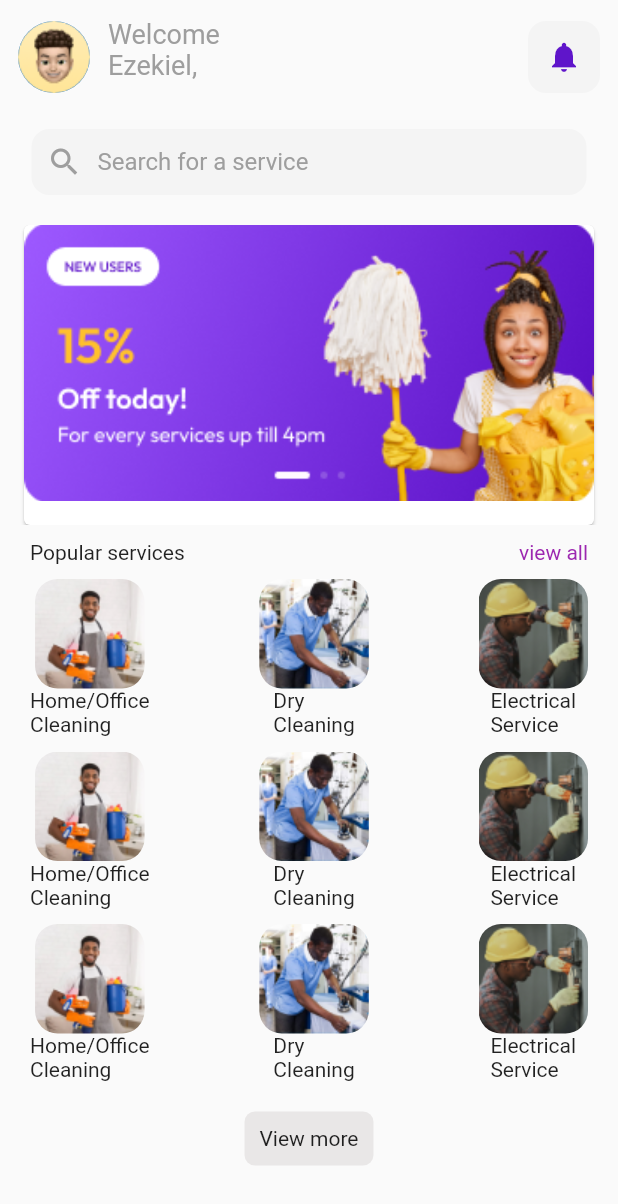
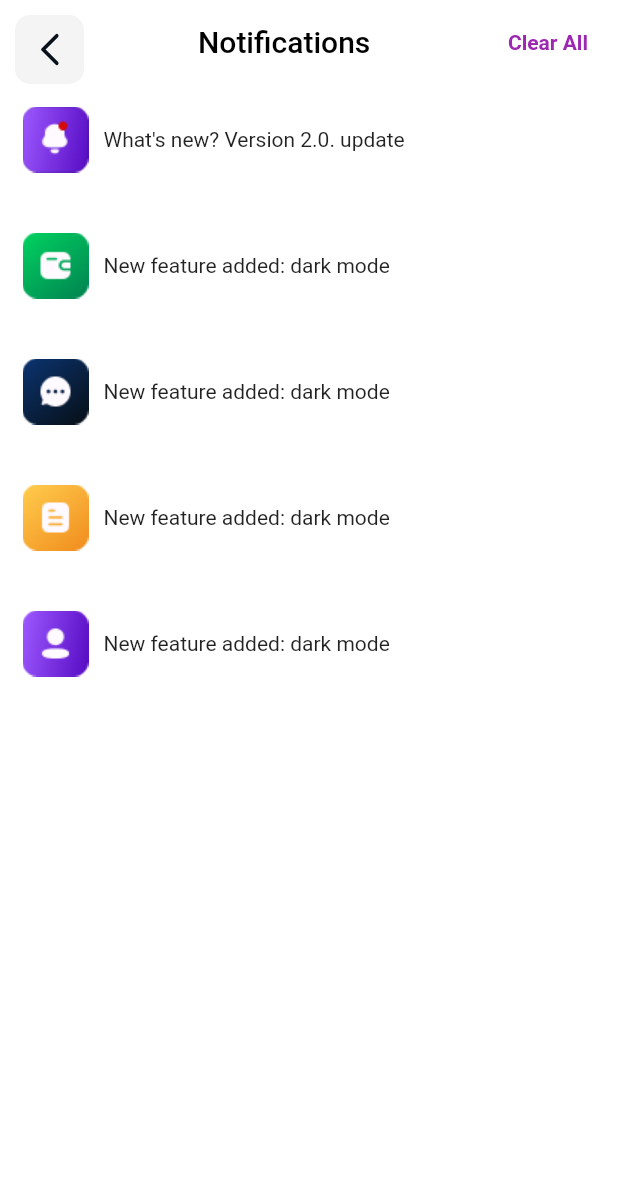
Before and after one commit to iyamujoshua/new_ondemand, a Flutter app: the homescreen screen opened directly, after a tap on the "notifications" icon, on a phone screen of 412 x 824 dp. Shown: the top 1204 px of the screen. Run offline on Flutter 3.47's test engine with Material 2 defaults, Android fonts, the light colour scheme and no system bars; our stand-ins replace flutter_svg, font_awesome_flutter, intl_phone_field, pinput, smooth_page_indicator; missing offline and left inert: custom_signin_buttons.

Commit message:
notification

```diff
--- a/lib/main.dart
+++ b/lib/main.dart
@@ -8,6 +8,7 @@ import 'package:ondemand/screens/booking/Tabs/upcoming/cancelbooking.dart';
 import 'package:ondemand/screens/booking/Tabs/upcoming/viewdetail.dart';
 import 'package:ondemand/screens/bottom_navigation.dart';
 import 'package:ondemand/screens/chat/chat.dart';
+import 'package:ondemand/screens/homepage/notification.dart';
 import 'package:ondemand/screens/homepage/view.dart';
 import 'package:ondemand/screens/homepage/view_all.dart';
 import 'package:ondemand/screens/profile/profile.dart';
@@ -42,6 +43,8 @@ class MyApp extends StatelessWidget {
           '/ViewDetails': (context) => const ViewDetails(),
           '/CancelBooking': (context) => const CancelBooking(),
           '/chatapp': (context) => const chatapp(),
+          '/chatapp': (context) => const chatapp(),
+          '/noti': (context) => const noti(),
 
           // CancelBooking
           // ViewDetails
--- a/lib/screens/homepage/homescreen.dart
+++ b/lib/screens/homepage/homescreen.dart
@@ -69,8 +69,8 @@ class _homescreenState extends State<homescreen> {
                   ),
                   GestureDetector(
                     onTap: () {
-                      // Navigator.pushNamed(context, 'notificationScreen');
-                      print("noti");
+                      Navigator.pushNamed(context, '/noti');
+                      // print("noti");
                     },
                     child: Container(
                       decoration: BoxDecoration(
--- /dev/null
+++ b/lib/screens/homepage/notification.dart
@@ -0,0 +1,216 @@
+import 'package:flutter/material.dart';
+import 'package:flutter_svg/svg.dart';
+import 'package:ondemand/screens/homepage/homescreen.dart';
+
+class noti extends StatefulWidget {
+  const noti({super.key});
+
+  @override
+  State<noti> createState() => _notiState();
+}
+
+class _notiState extends State<noti> {
+  @override
+  Widget build(BuildContext context) {
+    return Scaffold(
+//      backgroundColor: Colors.white,
+// appBar: AppBar(
+//   elevation: 0,
+//   backgroundColor: Colors.white,
+//   leading: Padding(
+//     padding: const EdgeInsets.fromLTRB(10, 10, 0, 0),
+//     child: GestureDetector(
+//       onTap: () {
+//         Navigator.of(context).pop();
+//       },
+//       child: Container(
+//         width: 20,
+//         height: 10,
+//         decoration: BoxDecoration(
+//             color: Color(0xffF4F4F4),
+//             borderRadius: BorderRadius.circular(10)),
+//         child: Padding(
+//           padding: const EdgeInsets.all(12.0),
+//           child: SvgPicture.asset(
+//             "asset/arrrow.svg",
+//             width: 5,
+//             height: 5,
+//           ),
+//         ),
+//       ),
+//     ),
+//   ),
+//   title: Padding(
+//     padding: const EdgeInsets.only(left: 60),
+//     child: Row(
+//       children: [
+//         Text(
+//           "Notifications",
+//           style: TextStyle(color: Colors.black),
+//         ),
+//         SizedBox(width: 10),
+//         Container(
+//          padding: const EdgeInsets.only(left: 60),
+//           decoration: BoxDecoration(
+//             // color: Colors.red,
+//             borderRadius: BorderRadius.circular(20),
+//           ),
+//           child: Text(
+//             "Clear all",
+//             style: TextStyle(color: Colors.purple,
+//             ),
+//           ),
+//         ),
+//       ],
+//     ),
+//   ),
+// ),
+
+      backgroundColor: Colors.white,
+      appBar: AppBar(
+        elevation: 0,
+        backgroundColor: Colors.white,
+        leading: Padding(
+          padding: const EdgeInsets.fromLTRB(10, 10, 0, 0),
+          child: GestureDetector(
+            onTap: () {
+              Navigator.of(context).pop();
+            },
+            child: Container(
+              width: 20,
+              height: 10,
+              decoration: BoxDecoration(
+                  color: Color(0xffF4F4F4),
+                  borderRadius: BorderRadius.circular(10)),
+              child: Padding(
+                padding: const EdgeInsets.all(12.0),
+                child: SvgPicture.asset(
+                  "asset/arrrow.svg",
+                  width: 5,
+                  height: 5,
+                ),
+              ),
+            ),
+          ),
+        ),
+        title: Padding(
+          padding: const EdgeInsets.only(left: 60),
+          child: Row(
+            children: [
+              Text(
+                "Notifications",
+                style: TextStyle(color: Colors.black),
+              ),
+              SizedBox(width: 10),
+              // Container(
+              //   padding: EdgeInsets.symmetric(horizontal: 10, vertical: 2),
+              //   decoration: BoxDecoration(
+              //     color: Colors.grey[300],
+              //     borderRadius: BorderRadius.circular(20),
+              //   ),
+              //   child: Text(
+              //     "New",
+              //     style: TextStyle(color: Colors.black),
+              //   ),
+              // ),
+            ],
+          ),
+        ),
+        actions: [
+          GestureDetector(
+            onTap: () {
+              print("object");
+              // Handle "Clear All" button click here
+            },
+            child: Padding(
+              padding: const EdgeInsets.only(right: 20, top: 20),
+              child: Text(
+                "Clear All",
+                style: TextStyle(
+                  color: Colors.purple,
+                  fontWeight: FontWeight.bold,
+                ),
+              ),
+
+            ),
+          ),
+        ],
+      ),
+      body:Container(
+  child: Column(
+    children: [
+      Padding(
+        padding: const EdgeInsets.all(15),
+        child: Row(
+          children: [
+            Image.asset("asset/notif.png"),
+            Padding(
+              padding: const EdgeInsets.only(left:10),
+              child: Text("What's new? Version 2.0. update"),
+            ),
+          ],
+        ),
+      ),
+      SizedBox(height: 10),
+      Padding(
+        padding: const EdgeInsets.all(15),
+        child: Row(
+          children: [
+            Image.asset("asset/payment.png"),
+            Padding(
+              padding: const EdgeInsets.only(left:10),
+              child: Text("New feature added: dark mode"),
+            ),
+          ],
+        ),
+      ),
+
+      SizedBox(height: 10),
+      Padding(
+        padding: const EdgeInsets.all(15),
+        child: Row(
+          children: [
+            Image.asset("asset/message.png"),
+            Padding(
+              padding: const EdgeInsets.only(left:10),
+              child: Text("New feature added: dark mode"),
+            ),
+          ],
+        ),
+      ),
+
+      SizedBox(height: 10),
+      Padding(
+        padding: const EdgeInsets.all(15),
+        child: Row(
+          children: [
+            Image.asset("asset/bmade.png"),
+            Padding(
+              padding: const EdgeInsets.only(left:10),
+              child: Text("New feature added: dark mode"),
+            ),
+          ],
+        ),
+      ),
+      SizedBox(height: 10),
+      Padding(
+        padding: const EdgeInsets.all(15),
+        child: Row(
+          children: [
+            Image.asset("asset/pcreated.png"),
+            Padding(
+              padding: const EdgeInsets.only(left:10),
+              child: Text("New feature added: dark mode"),
+            ),
+          ],
+        ),
+      ),
+    ],
+  ),
+)
+
+
+
+    );
+  }
+}
```
Also changed, not shown: asset/bmade.png (added), asset/message.png (added), asset/notif.png (added), asset/payment.png (added), asset/pcreated.png (added).
